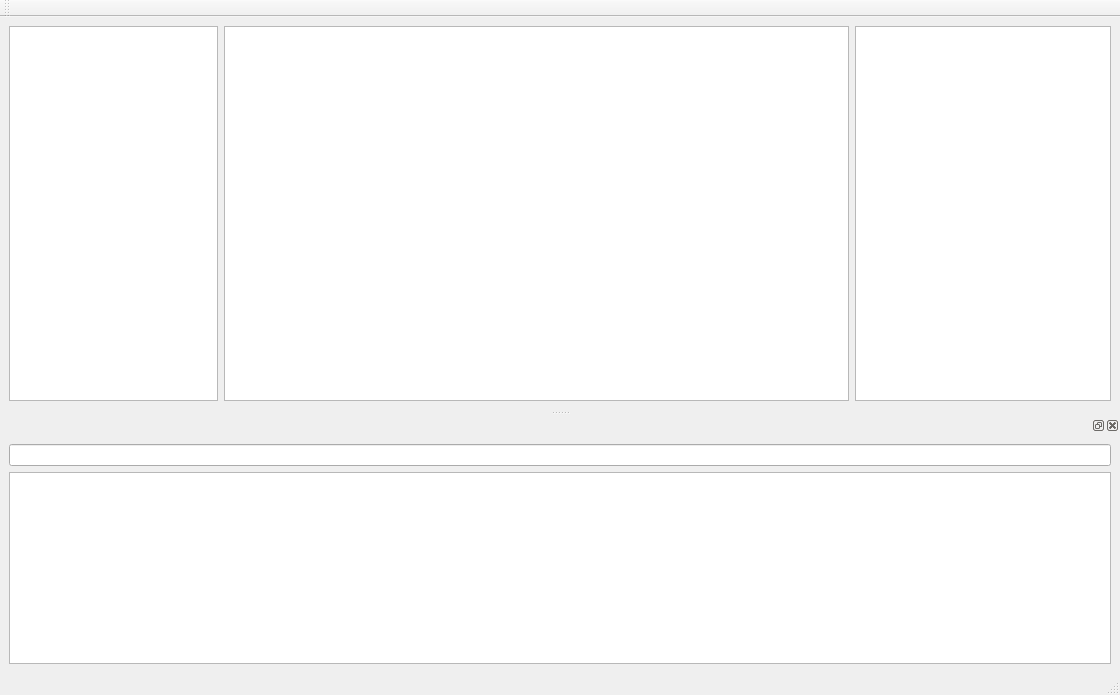
averrin/Darkstream, file main.ui: the form before one commit.
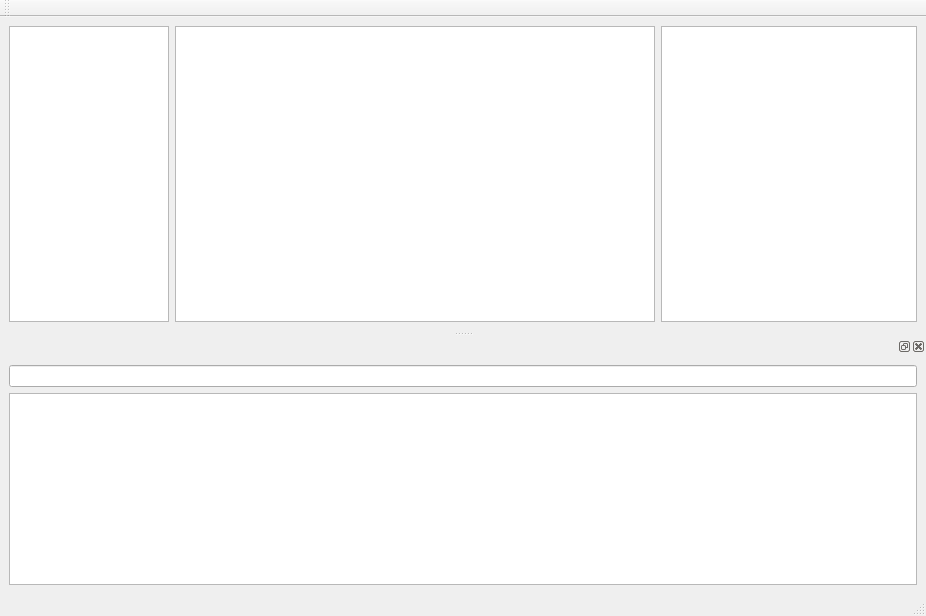
The form after the commit.

The edit to the form file:
```diff
--- a/main.ui
+++ b/main.ui
@@ -6,8 +6,8 @@
    <rect>
     <x>0</x>
     <y>0</y>
-    <width>1120</width>
-    <height>695</height>
+    <width>926</width>
+    <height>616</height>
    </rect>
   </property>
   <property name="windowTitle">
```
Left out of the diff: 3 changed lines with no effect on the pictures.
